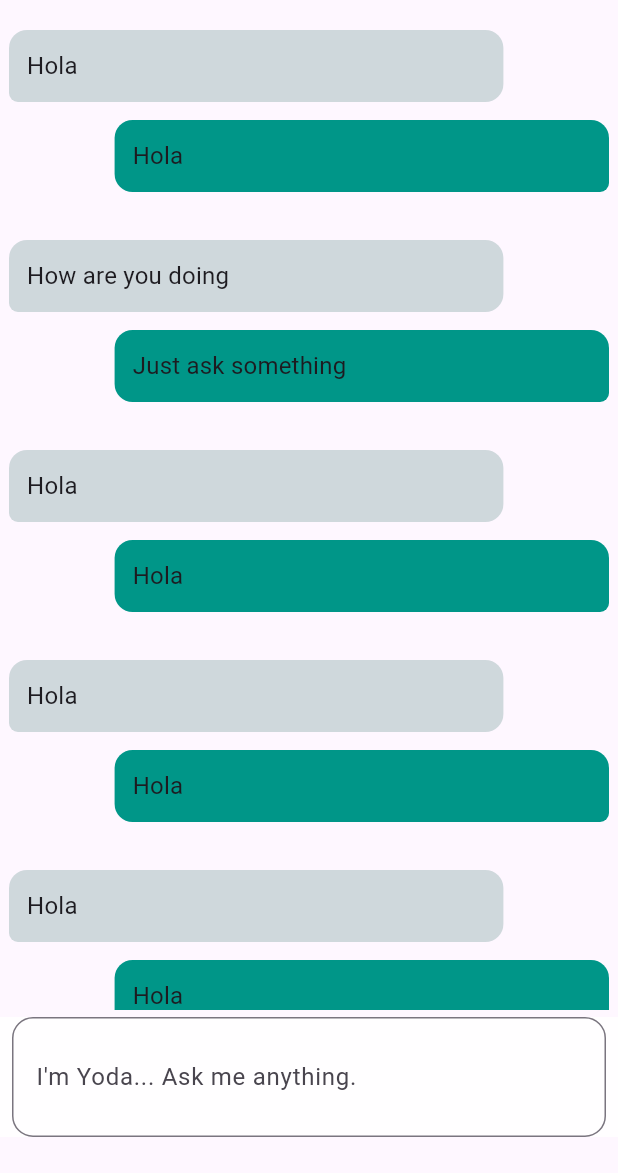
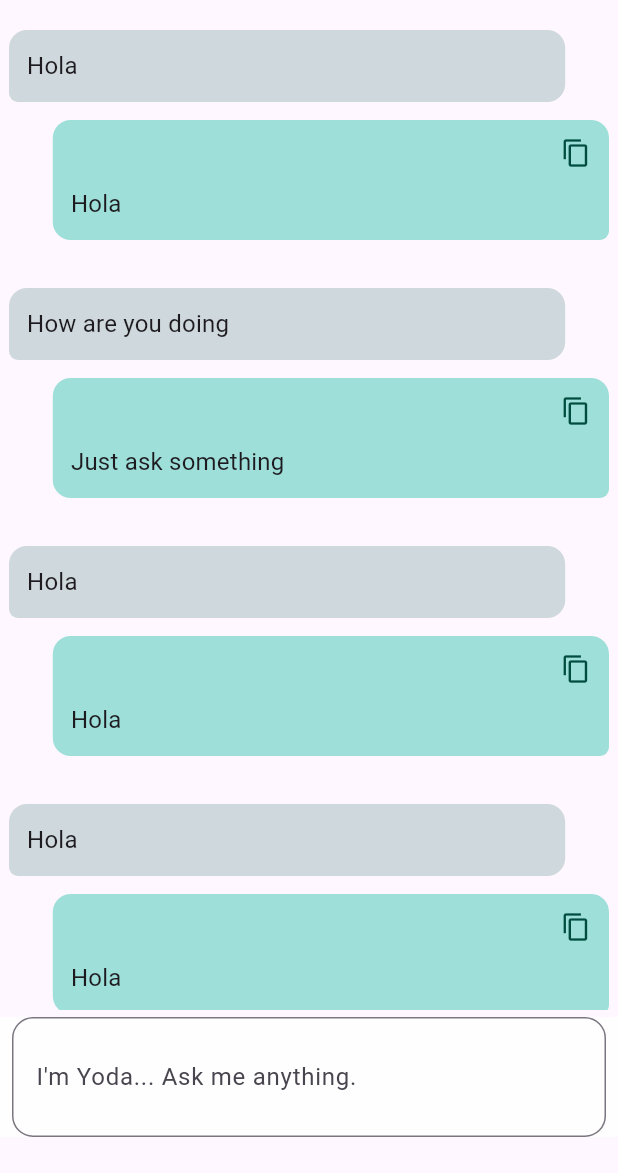
Before and after one commit to efenstakes/yoda-ai-flutter, a Flutter app: the screen it shows after launch, on a phone screen of 412 x 824 dp, the part 63-1236 px from its top. Run offline on Flutter 3.47's test engine with Material 2 defaults, Android fonts, the phone set to English and light mode, and no system bars; our stand-ins replace dio, shared_preferences; missing offline and left inert: intro_screen_onboarding_flutter.

Commit message:
update layout

```diff
--- a/lib/widgets/prompt_card.dart
+++ b/lib/widgets/prompt_card.dart
@@ -1,4 +1,5 @@
 import 'package:flutter/material.dart';
+import 'package:flutter/services.dart';
 import 'package:yoda_fl/models/prompt.dart';
 
 
@@ -18,14 +19,14 @@ class PromptCard extends StatelessWidget {
         children: [
 
           // prompt
-          PromptTile(text: prompt.prompt!, width: width * .8, type: PromptTileType.prompt,),
+          PromptTile(text: prompt.prompt!, width: width * .9, type: PromptTileType.prompt,),
 
           // reply
           Align(
             alignment: Alignment.centerRight,
             child: PromptTile(
               text: prompt.reply!,
-              width: width * .8,
+              width: width * .9,
               type: PromptTileType.reply,
             ),
           ),
@@ -51,7 +52,7 @@ class PromptTile extends StatelessWidget {
       margin: const EdgeInsets.all(6),
       width: width,
       decoration: BoxDecoration(
-        color: type == PromptTileType.prompt ? Colors.blueGrey.shade100 : Colors.teal,
+        color: type == PromptTileType.prompt ? Colors.blueGrey.shade100 : Color.fromARGB(255, 158, 223, 217),
         borderRadius: BorderRadius.only(
           topLeft: const Radius.circular(12),
           topRight: const Radius.circular(12),
@@ -59,11 +60,32 @@ class PromptTile extends StatelessWidget {
           bottomRight: type == PromptTileType.prompt ? const Radius.circular(12) : const Radius.circular(6),
         ),
       ),
-      child: Text(
-        text,
-        style: Theme.of(context).textTheme.titleMedium!.copyWith(
-          fontWeight: FontWeight.normal,
-        ),
+      child: Column(
+        crossAxisAlignment: CrossAxisAlignment.start,
+        children: [
+
+          // copy to clipboard
+          if ( type == PromptTileType.reply )
+            Align(
+              alignment: Alignment.centerRight,
+              child: GestureDetector(
+                onTap: () {
+                  Clipboard.setData(ClipboardData(text: text));
+                },
+                child: Icon(Icons.copy, size: 20, color: Colors.teal[900],),
+              ),
+            ),
+
+          if ( type == PromptTileType.reply )
+            const SizedBox(height: 12),
+
+          Text(
+            text,
+            style: Theme.of(context).textTheme.titleMedium!.copyWith(
+              fontWeight: FontWeight.normal,
+            ),
+          ),
+        ],
       ),
     );
   }
```
